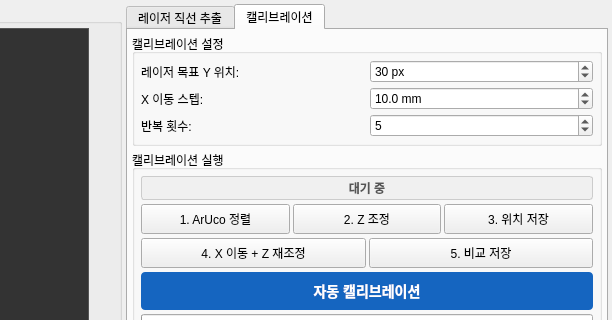
Old version of the form ui/tab_laser_calibration.ui in the repository kuks2309/Charging_Robot_Operation; both pictures show x 588 to 1200 and y 0 to 320 of the 1200 by 733 pixel window.
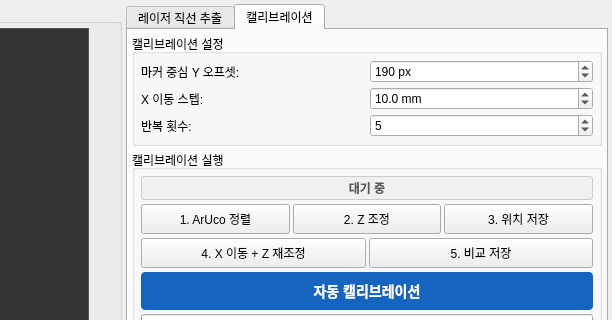
New version of the form. The open tabs and pages were chosen to show the change.

Commit message:
[feat] DS435→ArduCam 핸드오프 4단계 + ArduCam 미세 정렬 기능
- DS435→ArduCam 핸드오프 핸들러 구현 (4단계: DS435 센터링→깊이조정→카메라오프셋→ArduCam통합정렬)
- Z 보정 50mm 초과 시 2단계 분할 이동
- 카메라 오프셋 부호 반전 수정 (cam_offset_y=-raw_y, cam_offset_z=-raw_z)
- ArduCam 미세 정렬 기능 추가 (_fine_align_axis: 0.1mm 스텝, 3샘플 평균, 부호반전 감지)
- 미세 정렬 진입 임계값 ENTRY_PX=10.0, 수렴 CONVERGE_PX=1.5
- ArUco 탭 정렬 버튼 리네이밍 및 시그널 정리
- StereoOffsetCalculator 추가 (sweep 데이터 기반 카메라 간 오프셋 계산)
- 이슈 기록 업데이트

What changed in the file:
```diff
--- a/ui/tab_laser_calibration.ui
+++ b/ui/tab_laser_calibration.ui
@@ -681,17 +681,17 @@
              <property name="bottomMargin"><number>6</number></property>
              <item row="0" column="0">
               <widget class="QLabel" name="labelTargetYLabel">
-               <property name="text"><string>레이저 목표 Y 위치:</string></property>
-               <property name="toolTip"><string>ArUco 중심선 기준 수직 오프셋 (양수=아래)</string></property>
+               <property name="text"><string>마커 중심 Y 오프셋:</string></property>
+               <property name="toolTip"><string>ArUco 마커 중심으로부터 레이저 목표까지의 수직 오프셋 (양수=아래)</string></property>
               </widget>
              </item>
              <item row="0" column="1">
               <widget class="QSpinBox" name="spinTargetLaserY">
                <property name="suffix"><string> px</string></property>
-               <property name="minimum"><number>-200</number></property>
-               <property name="maximum"><number>200</number></property>
-               <property name="value"><number>30</number></property>
-               <property name="toolTip"><string>ArUco 마커 흰색 바탕 아래 위치 (기본 30px)</string></property>
+               <property name="minimum"><number>0</number></property>
+               <property name="maximum"><number>500</number></property>
+               <property name="value"><number>190</number></property>
+               <property name="toolTip"><string>ArUco 마커 중심 Y + 이 값 = 레이저 목표 Y (양수=아래)</string></property>
               </widget>
              </item>
              <item row="1" column="0">
```
The commit also changes 14 other files.
